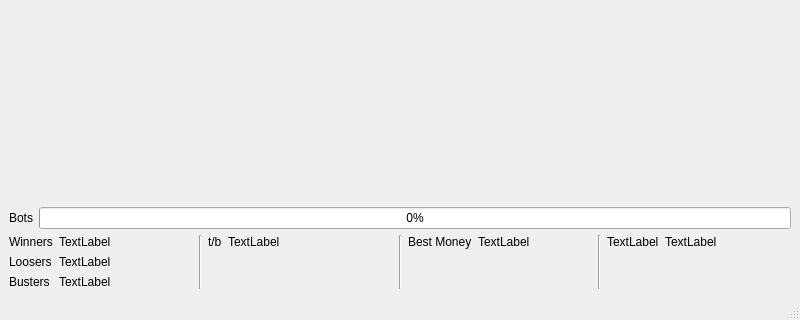
Timin8er/BlackjackBot, file blackjackBotMainWindow.ui: the form before one commit; both pictures show x 0 to 800 and y 734 to 1054 of the 800 by 1054 pixel window.
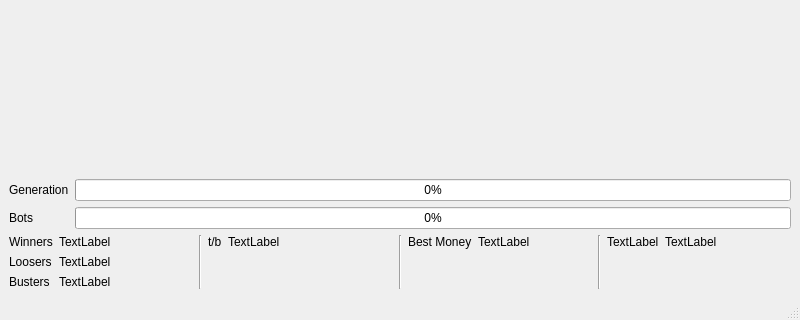
The form after the commit.

Commit message:
Additional progress bar following the number of games per generation.
Fixed logic about when to end a generation. > end to >= end

Patch:
```diff
--- a/blackjackBotMainWindow.ui
+++ b/blackjackBotMainWindow.ui
@@ -156,16 +156,36 @@
      </spacer>
     </item>
     <item>
-     <layout class="QHBoxLayout" name="horizontalLayout_2">
-      <item>
+     <layout class="QFormLayout" name="progress_form">
+      <item row="1" column="0">
        <widget class="QLabel" name="label">
         <property name="text">
          <string>Bots</string>
         </property>
        </widget>
       </item>
-      <item>
-       <widget class="QProgressBar" name="progressBar">
+      <item row="1" column="1">
+       <widget class="QProgressBar" name="progressBar_bots">
+        <property name="maximum">
+         <number>100</number>
+        </property>
+        <property name="value">
+         <number>0</number>
+        </property>
+       </widget>
+      </item>
+      <item row="0" column="0">
+       <widget class="QLabel" name="label_5">
+        <property name="text">
+         <string>Generation</string>
+        </property>
+       </widget>
+      </item>
+      <item row="0" column="1">
+       <widget class="QProgressBar" name="progressBar_generation">
+        <property name="maximum">
+         <number>100</number>
+        </property>
         <property name="value">
          <number>0</number>
         </property>
```
The commit also changes 3 other files.
